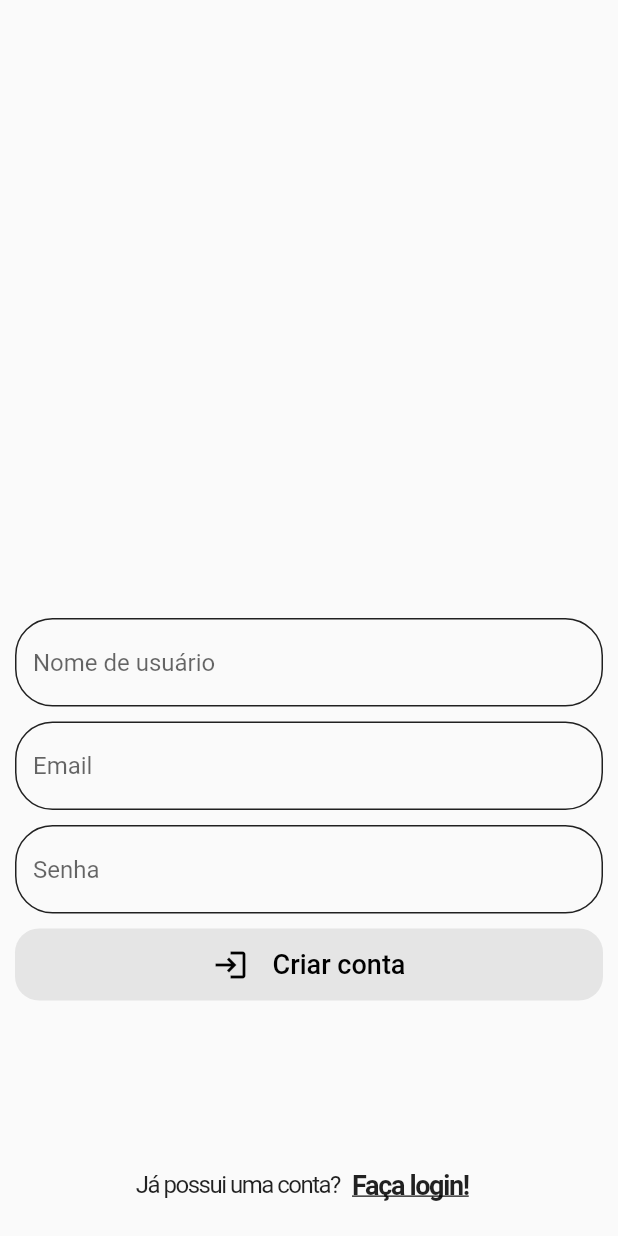
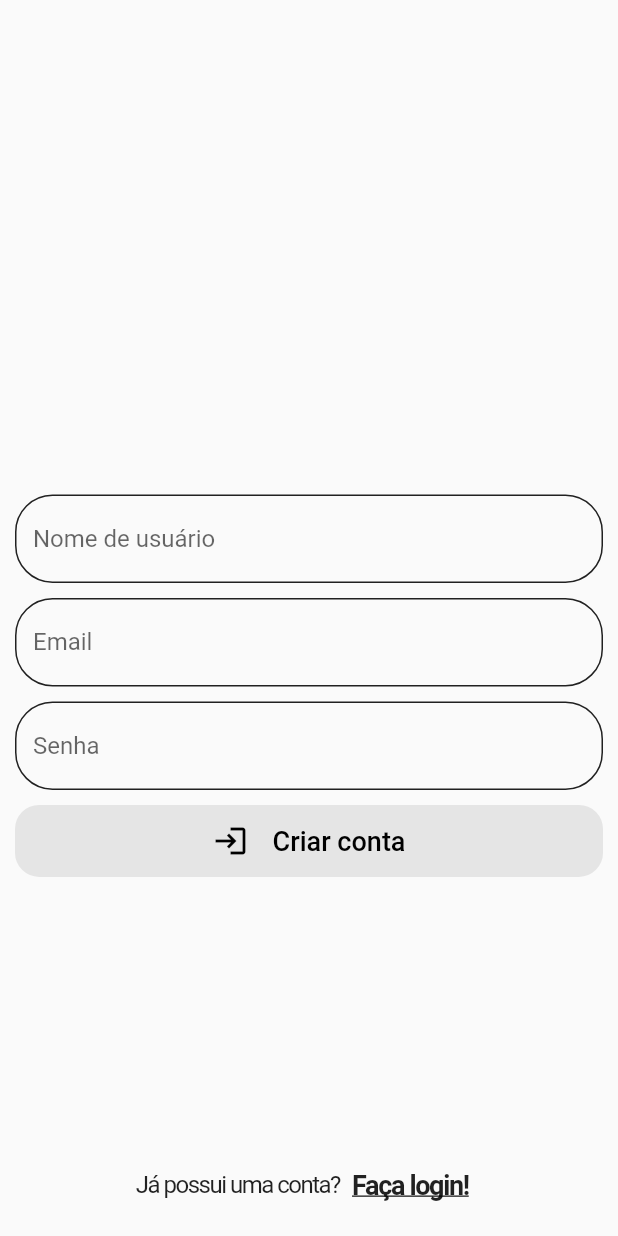
Before and after one commit to e-medeiros1/exclusive_diary, a Flutter app: the screen it shows after launch, after a tap on "Cadastre-se!", on a phone screen of 412 x 824 dp. Run offline on Flutter 3.47's test engine with Material 2 defaults, Android fonts, the phone set to English and light mode, and no system bars; our stand-ins replace cloud_firestore, firebase_auth, firebase_core, get, google_sign_in; accounts and stored records are empty.

Commit message:
Code refactor

```diff
--- a/lib/app/pages/login/email/controller/login_with_email_controller.dart
+++ b/lib/app/pages/login/email/controller/login_with_email_controller.dart
@@ -10,7 +10,6 @@ import '../../login_screen.dart';
 class LoginWithEmailController extends GetxController {
   final FirebaseAuth instance = FirebaseAuth.instance;
   late final Rx<User?> user;
-  var isRegister = false.obs;
 
   Future<void> loginWithEmailAndPassword({
     required String emailAddress,
--- a/lib/app/pages/login/login_screen.dart
+++ b/lib/app/pages/login/login_screen.dart
@@ -25,11 +25,11 @@ class _LoginScreenState extends State<LoginScreen> {
         child: Column(
           children: [
             SizedBox(
-              height: MediaQuery.of(context).size.height * .5,
+              height: MediaQuery.of(context).size.height * .45,
               width: MediaQuery.of(context).size.width,
             ),
             SizedBox(
-              height: MediaQuery.of(context).size.height * .5,
+              height: MediaQuery.of(context).size.height * .55,
               child: Column(
                 mainAxisAlignment: MainAxisAlignment.center,
                 children: [
--- a/lib/app/pages/login/register/register_screen.dart
+++ b/lib/app/pages/login/register/register_screen.dart
@@ -1,12 +1,12 @@
 // ignore_for_file: no_leading_underscores_for_local_identifiers
 
 import 'package:exclusive_diary/app/pages/login/email/controller/login_with_email_controller.dart';
-import 'package:exclusive_diary/app/pages/login/login_screen.dart';
 import 'package:flutter/material.dart';
 import 'package:get/get.dart';
 
 import '../email/widgets/custom_text_field.dart';
 import '../google/widgets/custom_elevatedbutton.dart';
+import '../login_screen.dart';
 
 class RegisterScreen extends StatefulWidget {
   const RegisterScreen({super.key});
@@ -28,19 +28,21 @@ class _RegisterScreenState extends State<RegisterScreen> {
     return GestureDetector(
       onTap: () => FocusManager.instance.primaryFocus?.unfocus(),
       child: Scaffold(
-          body: Center(
-        child: Form(
+          body: Form(
         key: _formkey,
+        child: SingleChildScrollView(
           child: Column(
             mainAxisAlignment: MainAxisAlignment.center,
             children: [
               SizedBox(
-                height: MediaQuery.of(context).size.height * .5,
+                height: MediaQuery.of(context).size.height * .4,
                 width: MediaQuery.of(context).size.width,
               ),
-              Padding(
-                padding: const EdgeInsets.only(bottom: 10),
-                child: CustomTextField.email(
+              SizedBox(
+                height: MediaQuery.of(context).size.height * .6,
+                child: Column(
+                  children: [
+                    CustomTextField.email(
                       textEditingController: usernameController,
                       hintText: 'Nome de usuário',
                       validator: (value) {
@@ -52,7 +54,7 @@ class _RegisterScreenState extends State<RegisterScreen> {
                         return null;
                       },
                     ),
-              ),
+                    const SizedBox(height: 10),
                     CustomTextField.email(
                       textEditingController: emailController,
                       hintText: 'Email',
@@ -97,17 +99,19 @@ class _RegisterScreenState extends State<RegisterScreen> {
                     const Spacer(),
                     Padding(
                       padding: const EdgeInsets.all(10),
-                child:
-                    Row(mainAxisAlignment: MainAxisAlignment.center, children: [
+                      child: Row(
+                          mainAxisAlignment: MainAxisAlignment.center,
+                          children: [
                             const Text(
                               'Já possui uma conta?',
                               style: TextStyle(fontSize: 16, letterSpacing: -1),
                             ),
                             TextButton(
                                 style: ButtonStyle(
-                          overlayColor:
-                              MaterialStateProperty.all(Colors.black12)),
-                      onPressed: () => Get.to(() => const LoginScreen()),
+                                    overlayColor: MaterialStateProperty.all(
+                                        Colors.black12)),
+                                onPressed: () =>
+                                    Get.to(() => const LoginScreen()),
                                 child: const Text(
                                   'Faça login!',
                                   style: TextStyle(
@@ -122,6 +126,9 @@ class _RegisterScreenState extends State<RegisterScreen> {
                     ),
                   ],
                 ),
+              )
+            ],
+          ),
         ),
       )),
     );
```
Also changed, not shown: lib/app/services/auth_check.dart (deleted, +0 -29 lines). Lines whose indentation alone changed are shown as unchanged.
